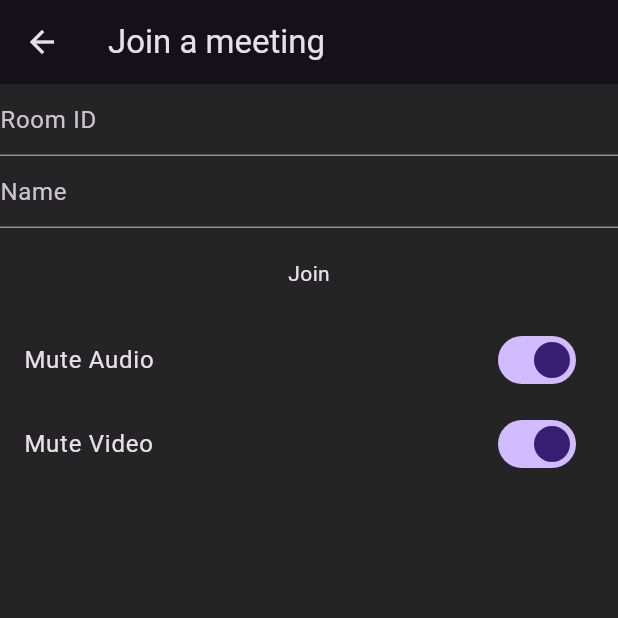
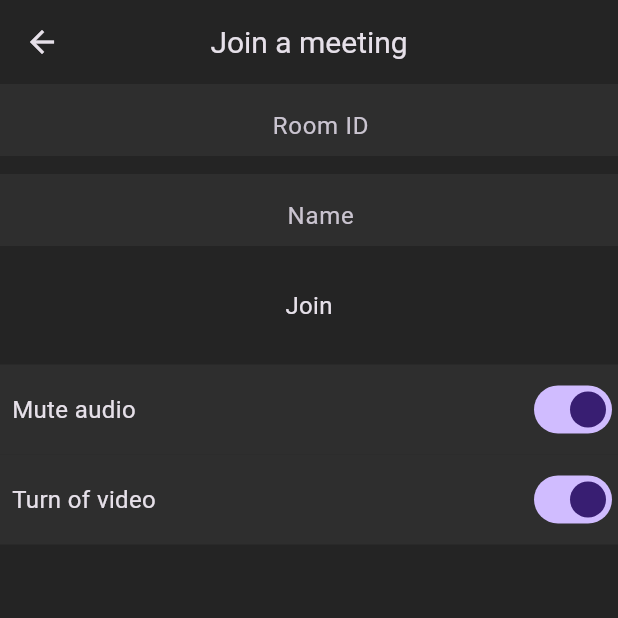
Before and after one commit to tanvir55539/meeting_app, a Flutter app: the VideoCallScreen screen opened directly, after a tap on "Join", on a phone screen of 412 x 824 dp, the top half of it. Run offline on Flutter 3.47's test engine with Material 3 defaults, Android fonts, the phone set to English and light mode, and no system bars; our stand-ins replace cloud_firestore, firebase_auth, firebase_core, google_sign_in; missing offline and left inert: jitsi_meet_flutter_sdk; accounts and stored records are empty.

Commit message:
Finalized implementation: Integrated Jitsi Meet SDK, added authentication, and enhanced UI for meeting functionality.

```diff
--- a/lib/screens/video_call_screen.dart
+++ b/lib/screens/video_call_screen.dart
@@ -1,71 +1,140 @@
+import 'package:flutter/cupertino.dart';
 import 'package:flutter/material.dart';
+import 'package:flutter/rendering.dart';
+import 'package:jitsi_meet_flutter_sdk/jitsi_meet_flutter_sdk.dart';
+import 'package:meeting_app/resources/auth_method.dart';
+import 'package:meeting_app/resources/jitsi_meet_methods.dart';
+import 'package:meeting_app/utils/colors.dart';
+import 'package:meeting_app/widgets/meeting_option.dart';
 
 class VideoCallScreen extends StatefulWidget {
   const VideoCallScreen({super.key});
 
   @override
-  State<VideoCallScreen> createState() => _VideoCallScreenState();
+  State<VideoCallScreen> createState() {
+    return _VideoCallScreeState();
+  }
 }
 
-class _VideoCallScreenState extends State<VideoCallScreen> {
-  final TextEditingController meetingIdController = TextEditingController();
-  final TextEditingController nameController = TextEditingController();
+class _VideoCallScreeState extends State<VideoCallScreen> {
+  final AuthMethods _authMethods = AuthMethods();
+  late TextEditingController meetingIdController;
+  late TextEditingController nameController;
+  final JitsiMeetMethods _jitsiMeetMethods = JitsiMeetMethods();
+
   bool isAudioMuted = true;
-  bool isVideoMuted = true;
+  bool isVedioMuted = true;
 
-  void _joinMeeting() {
-    print('Joining meeting: Room ID: ${meetingIdController.text}, Name: ${nameController.text}, Audio Muted: $isAudioMuted, Video Muted: $isVideoMuted');
+  @override
+  void initState() {
+    meetingIdController = TextEditingController();
+    nameController = TextEditingController(
+      text: _authMethods.user.displayName,
+    );
+    super.initState();
   }
 
   @override
   void dispose() {
+    super.dispose();
     meetingIdController.dispose();
     nameController.dispose();
-    super.dispose();
+  }
+
+  _joinMeeting() {
+    _jitsiMeetMethods.createMeeting(
+      roomName: meetingIdController.text,
+      isAudioMuted: isAudioMuted,
+      isVideoMuted: isVedioMuted,
+      username: nameController.text,
+    );
   }
 
   @override
   Widget build(BuildContext context) {
     return Scaffold(
       appBar: AppBar(
-        title: const Text('Join a meeting'),
+        elevation: 0,
+        backgroundColor: backgroundColor,
+        title: const Text(
+          'Join a meeting',
+          style: TextStyle(
+            fontSize: 20,
+          ),
+        ),
+        centerTitle: true,
       ),
       body: Column(
         children: [
-          TextField(
-            controller: meetingIdController,
-            decoration: const InputDecoration(hintText: 'Room ID'),
+          SizedBox(
+            height: 60,
+            child: TextField(
+              controller: meetingIdController,
+              maxLines: 1,
+              textAlign: TextAlign.center,
+              keyboardType: TextInputType.number,
+              decoration: const InputDecoration(
+                  fillColor: secondaryBackgroundColor,
+                  filled: true,
+                  border: InputBorder.none,
+                  hintText: 'Room ID',
+                  contentPadding: EdgeInsets.fromLTRB(16, 8, 0, 0)),
+            ),
           ),
-          TextField(
-            controller: nameController,
-            decoration: const InputDecoration(hintText: 'Name'),
+          SizedBox(
+            child: TextField(
+              controller: nameController,
+              maxLines: 1,
+              textAlign: TextAlign.center,
+              keyboardType: TextInputType.text,
+              decoration: const InputDecoration(
+                  fillColor: secondaryBackgroundColor,
+                  filled: true,
+                  border: InputBorder.none,
+                  hintText: 'Name',
+                  contentPadding: EdgeInsets.fromLTRB(16, 8, 0, 0)),
+            ),
           ),
-          const SizedBox(height: 20),
+          const SizedBox(
+            height: 20,
+          ),
           InkWell(
             onTap: _joinMeeting,
-            child: const Text('Join'),
+            child: const Padding(
+              padding: EdgeInsets.all(8),
+              child: Text(
+                'Join',
+                style: TextStyle(fontSize: 16),
+              ),
+            ),
           ),
-          const SizedBox(height: 20),
-          SwitchListTile(
-            title: const Text('Mute Audio'),
-            value: isAudioMuted,
-            onChanged: (val) {
-              setState(() {
-                isAudioMuted = val;
-              });
-            },
+          const SizedBox(
+            height: 20,
           ),
-          SwitchListTile(
-            title: const Text('Mute Video'),
-            value: isVideoMuted,
-            onChanged: (val) {
-              setState(() {
-                isVideoMuted = val;
-              });
-            },
+          MeetingOption(
+            text: 'Mute audio',
+            isMute: isAudioMuted,
+            onChange: onAudioMuted,
+          ),
+          MeetingOption(
+            text: 'Turn of video',
+            isMute: isVedioMuted,
+            onChange: onVedioMuted,
           ),
         ],
       ),
     );
   }
+
+  onAudioMuted(bool val) {
+    setState(() {
+      isAudioMuted = val;
+    });
+  }
+
+  onVedioMuted(bool val) {
+    setState(() {
+      isVedioMuted = val;
+    });
+  }
 }
```
